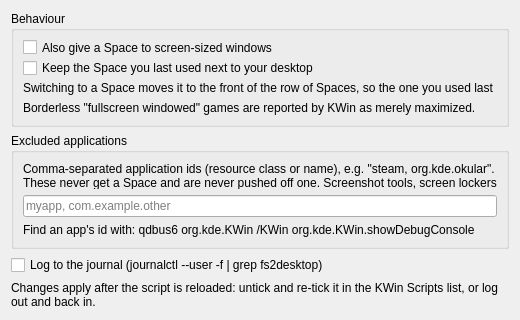
Before: the Qt Designer form contents/ui/config.ui in geodro/kde-fullscreen-spaces, drawn with Qt 5.
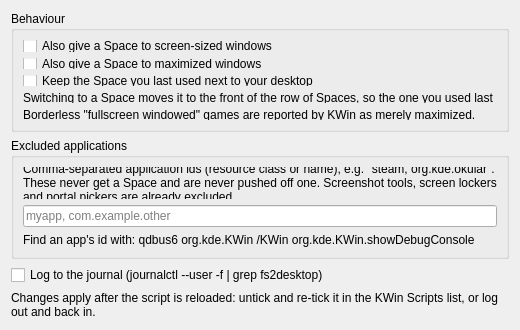
After: the same form once the commit is applied.

Commit message:
Optionally give maximized windows a Space too
A scrolling tiler such as Ribbon has nowhere to put a maximized window:
left in place it just covers the row, with the other windows peeking
out around it. With the new setting on, maximizing sends the window to
its own Space, title bar and all, and unmaximizing brings it home.

Off by default, so the documented behaviour (a maximized window stops
at the panel and stays put) is unchanged unless you ask for it.

The edit to the form file:
```diff
--- a/contents/ui/config.ui
+++ b/contents/ui/config.ui
@@ -24,6 +24,13 @@
         </property>
        </widget>
       </item>
+      <item>
+       <widget class="QCheckBox" name="kcfg_manageMaximized">
+        <property name="text">
+         <string>Also give a Space to maximized windows</string>
+        </property>
+       </widget>
+      </item>
       <item>
        <widget class="QCheckBox" name="kcfg_reorderOnSwitch">
         <property name="text">
```
The commit also changes 3 other files.
